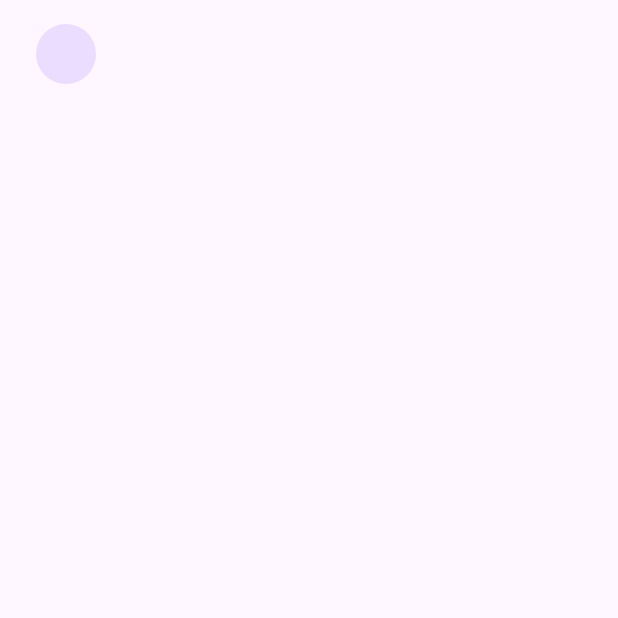
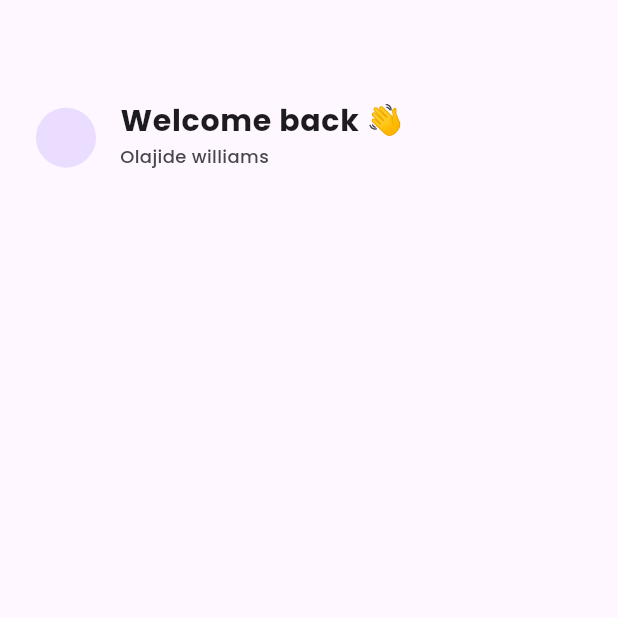
Before and after one commit to kiddo4/Gomeal, a Flutter app: the screen it shows after launch, on a phone screen of 412 x 824 dp, the top half of it. Run offline on Flutter 3.47's test engine with Material 3 defaults, Android fonts, the phone set to English and light mode, and no system bars; our stand-ins replace flutter_screenutil, google_fonts.

Commit message:
updates on home screen

```diff
--- a/lib/main.dart
+++ b/lib/main.dart
@@ -1,4 +1,5 @@
 import 'package:flutter/material.dart';
+import 'package:flutter_screenutil/flutter_screenutil.dart';
 import 'package:myapp/splash_screen.dart';
 
 void main() {
@@ -11,15 +12,24 @@ class MyApp extends StatelessWidget {
   // This widget is the root of your application.
   @override
   Widget build(BuildContext context) {
-    return MaterialApp(
-      debugShowCheckedModeBanner: false,
-      title: 'Golemon',
-      theme: ThemeData(
-
-        colorScheme: ColorScheme.fromSeed(seedColor: Colors.deepPurple),
-        useMaterial3: true,
-      ),
-      home: const SplashScreen(),
+    return ScreenUtilInit(
+      designSize: const Size(360, 690),
+      minTextAdapt: true,
+      splitScreenMode: true,
+      // Use builder only if you need to use library outside ScreenUtilInit context
+      builder: (_ , child) {
+        return MaterialApp(
+          debugShowCheckedModeBanner: false,
+          title: 'Gomeal',
+          // You can use the library anywhere in the app even in theme
+          // theme: ThemeData(
+          //   primarySwatch: Colors.blue[100],
+          //   textTheme: Typography.englishLike2018.apply(fontSizeFactor: 1.sp),
+          // ),
+          home: child,
+        );
+      },
+      child: const SplashScreen(),
     );
   }
 }
--- a/lib/src/features/Marketplace/pages/Home/Screens/Home_screen.dart
+++ b/lib/src/features/Marketplace/pages/Home/Screens/Home_screen.dart
@@ -1,4 +1,6 @@
 import 'package:flutter/material.dart';
+import 'package:flutter_screenutil/flutter_screenutil.dart';
+import 'package:google_fonts/google_fonts.dart';
 
 class HomeScreen extends StatefulWidget {
   const HomeScreen({super.key});
@@ -13,13 +15,25 @@ class _HomeScreenState extends State<HomeScreen> {
     return Scaffold(
       body: Column(
         children: [
-
+          SizedBox(height: 40.h,),
           Padding(
             padding: const EdgeInsets.all(8.0),
             child: ListTile(
               leading: CircleAvatar(),
-
-
+              title: Text(
+                    'Welcome back 👋 ',
+                    style: GoogleFonts.poppins(
+                      fontSize: 20,
+                      fontWeight: FontWeight.bold
+                    ),
+                    ),
+              subtitle:  Text(
+                    'Olajide williams',
+                    style: GoogleFonts.poppins(
+                      fontSize: 12,
+                      fontWeight: FontWeight.w500
+                    ),
+                    ),
             ),
           ),
         ],
```
